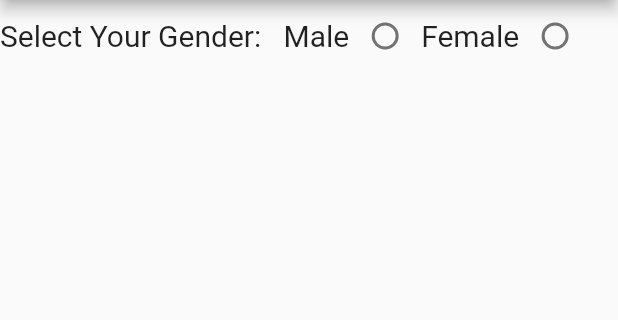
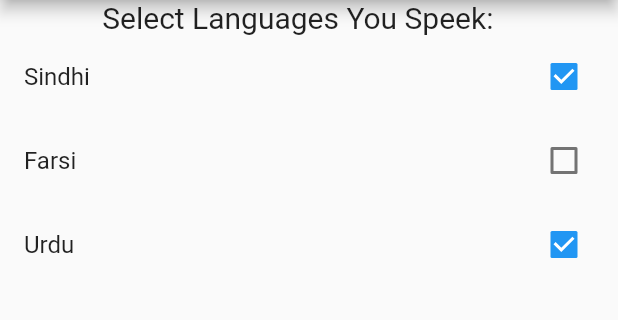
Before and after one commit to abdulwaheed-dev/Flutter-Practice, a Flutter app: the screen it shows after launch, on a phone screen of 412 x 824 dp, the part 84-404 px from its top. Run offline on Flutter 3.47's test engine with Material 2 defaults, Android fonts, the phone set to English and light mode, and no system bars.

Commit message:
CheckBoxe-Widget

```diff
--- a/basic_widgets/lib/main.dart
+++ b/basic_widgets/lib/main.dart
@@ -31,39 +31,30 @@ class MyHomePage extends StatelessWidget {
     return Scaffold(
       appBar: AppBar(title: const Text("Basic Widgets in Flutter"),),
       body:
-        Row(
+        Column(
           children: [
-          const Text('Select Your Gender:   ', style: TextStyle(fontSize: 20),),
-          const Text('Male', style: TextStyle(fontSize: 20),
+            const Text('Select Languages You Speek:   ', style: TextStyle(fontSize: 20),),
+
+            CheckboxListTile(
+              title: const Text("Sindhi"),
+              value: true,
+              onChanged: (newValue) {  },
             ),
-          Radio(
-          value: 2,
-          groupValue: id,
-          onChanged: (val) {
-            // setState(() {
-            //   predominant = 'recessiva_bb';
-            //   id = 2;
-            // });
-          },
-        ),
-        // more widgets ...
 
-        const Text('Female', style: TextStyle(fontSize: 20),
+            CheckboxListTile(
+              title: const Text("Farsi"),
+              value: false,
+              onChanged: (newValue) {  },
             ),
-          Radio(
-          value: 2,
-          groupValue: id,
-          onChanged: (val) {
-            // setState(() {
-            //   predominant = 'recessiva_bb';
-            //   id = 2;
-            // });
-          },
-        ),
 
-        ]
-      ),
+            CheckboxListTile(
+              title: const Text("Urdu"),
+              value: true,
+              onChanged: (newValue) {  },
+            ),
 
+          ],
+        )
     );
   }
 
```
